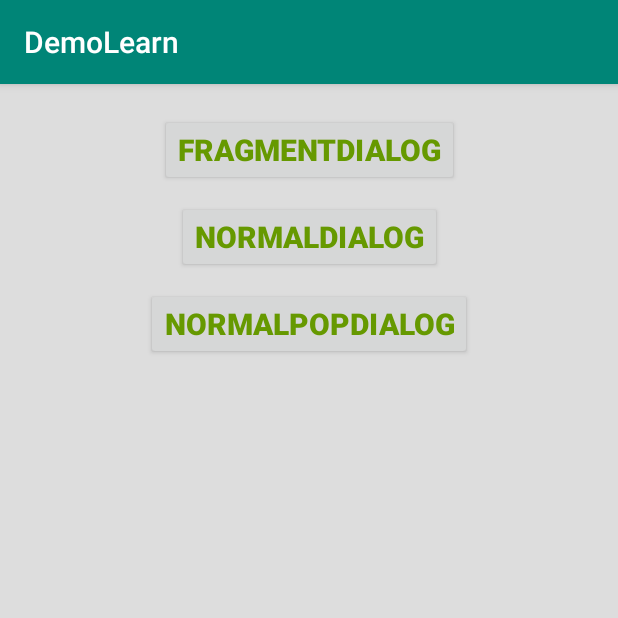
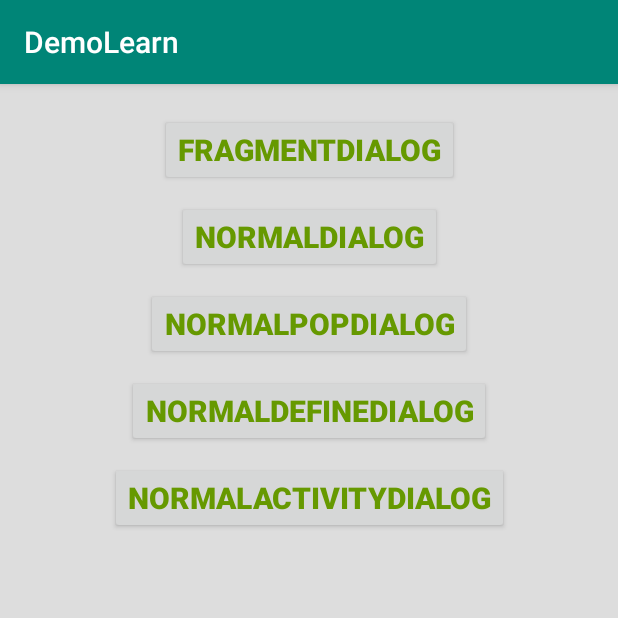
Before and after one commit to junyulian/DemoLearn, an Android app: the screen it shows after launch (MainActivity), on a phone screen of 412 x 824 dp, the top half of it. Run offline under Robolectric (Android 15) with nearby library versions, the phone set to English and light mode, and no system bars; our stand-ins replace ButterKnife.

Commit message:
增加一些对话框

```diff
--- a/app/src/main/AndroidManifest.xml
+++ b/app/src/main/AndroidManifest.xml
@@ -16,6 +16,8 @@
                 <category android:name="android.intent.category.LAUNCHER" />
             </intent-filter>
         </activity>
+        <activity android:name=".dialog.NormalConfirmActivityDialog"
+                android:theme="@style/DialogStyle"/>
     </application>
 
 </manifest>
--- a/app/src/main/res/layout/activity_main.xml
+++ b/app/src/main/res/layout/activity_main.xml
@@ -45,6 +45,32 @@
         android:textStyle="bold"
         android:text="NormalPopDialog"/>
 
+    <Button
+        android:id="@+id/btn_normal_define_dialog"
+        android:layout_width="wrap_content"
+        android:layout_height="wrap_content"
+        app:layout_constraintTop_toBottomOf="@id/btn_normal_pop_dialog"
+        app:layout_constraintLeft_toLeftOf="parent"
+        app:layout_constraintRight_toRightOf="parent"
+        android:layout_marginTop="10dp"
+        android:textColor="@android:color/holo_green_dark"
+        android:textSize="20sp"
+        android:textStyle="bold"
+        android:text="NormalDEFINEDialog"/>
+
+    <Button
+        android:id="@+id/btn_normal_activity_dialog"
+        android:layout_width="wrap_content"
+        android:layout_height="wrap_content"
+        app:layout_constraintTop_toBottomOf="@id/btn_normal_define_dialog"
+        app:layout_constraintLeft_toLeftOf="parent"
+        app:layout_constraintRight_toRightOf="parent"
+        android:layout_marginTop="10dp"
+        android:textColor="@android:color/holo_green_dark"
+        android:textSize="20sp"
+        android:textStyle="bold"
+        android:text="NormalActivityDialog"/>
+
 
 
 </androidx.constraintlayout.widget.ConstraintLayout>
--- a/app/src/main/res/values/styles.xml
+++ b/app/src/main/res/values/styles.xml
@@ -8,4 +8,26 @@
         <item name="colorAccent">@color/colorAccent</item>
     </style>
 
+    <!--对话框--> <!-- @android:style/Theme.Dialog-->
+    <style name="DialogStyle" parent="@style/AppTheme">
+        <!--设置dialog的背景-->
+        <item name="android:windowBackground">@android:color/transparent</item>
+        <!--设置Dialog的windowFrame框为无-->
+        <item name="android:windowFrame">@null</item>
+        <item name="android:windowNoTitle">true</item>
+        <!--是否浮现在activity之上-->
+        <item name="android:windowIsFloating">true</item>
+        <!--是否半透明-->
+        <item name="android:windowIsTranslucent">true</item>
+        <item name="android:windowFullscreen">true</item>
+        <!--背景是否模糊显示-->
+        <item name="android:backgroundDimEnabled">true</item>
+        <!--设置无标题 没有前面的 android:-->
+        <item name="windowNoTitle">true</item>
+        <!--设置窗口内容不覆盖-->
+        <item name="android:windowContentOverlay">@null</item>
+        <!--设置动画，在这里使用让它继承系统的Animation.Dialog-->
+        <item name="android:windowAnimationStyle">@android:style/Animation.Dialog</item>
+    </style>
+
 </resources>
```
Also changed, not shown: app/src/main/java/com/jun/demolearn/MainActivity.java (+28 -1 lines), app/src/main/java/com/jun/demolearn/dialog/NormalConfirmActivityDialog.java (added, +75 -0 lines), app/src/main/java/com/jun/demolearn/dialog/NormalConfirmDefDialog.java (added, +164 -0 lines).
